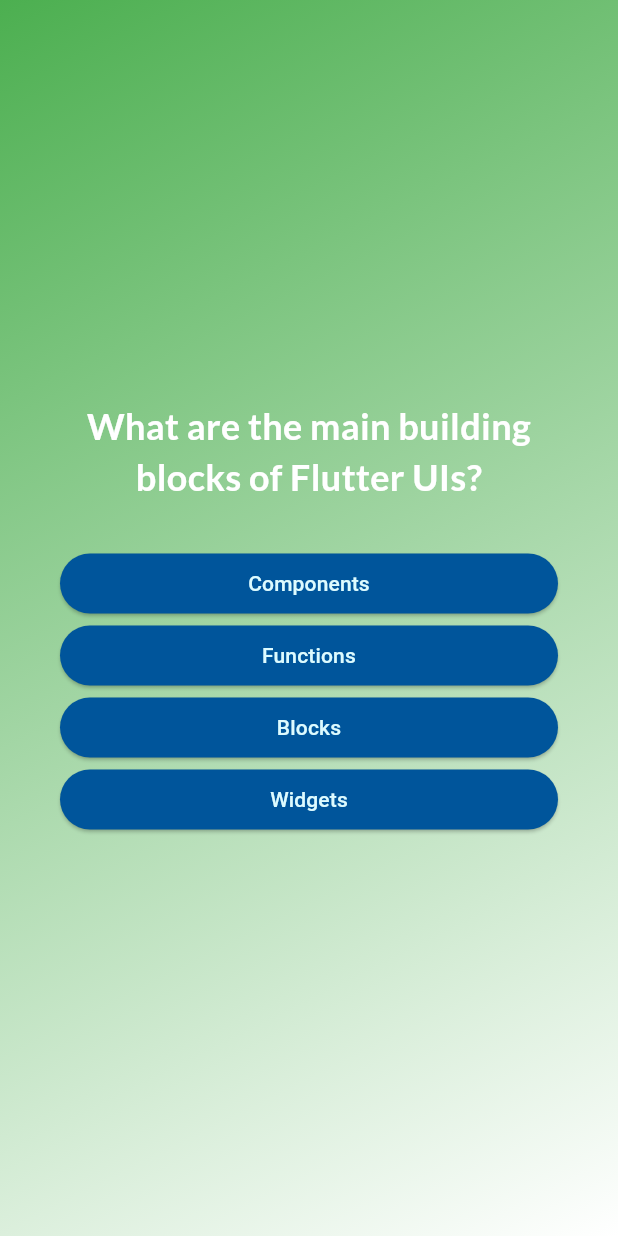
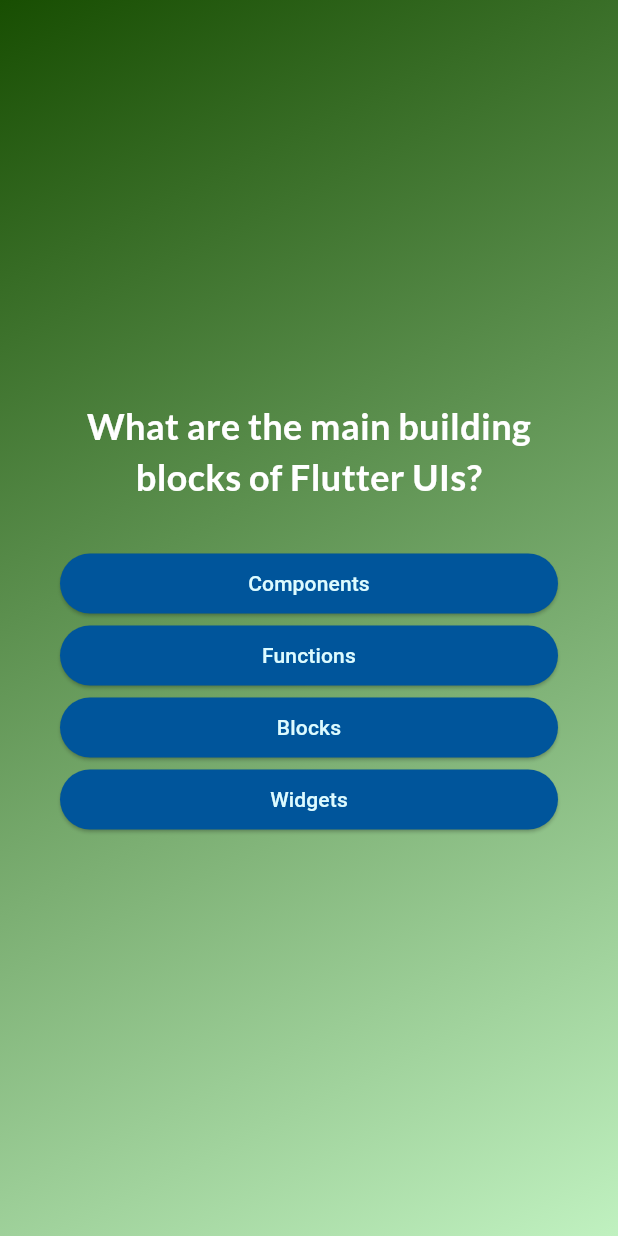
Before and after one commit to verdetea22/flutterQuiz, a Flutter app: the screen it shows after launch, after a tap on "Start", on a phone screen of 412 x 824 dp. Run offline on Flutter 3.47's test engine with Material 3 defaults, Android fonts, the phone set to English and light mode, and no system bars; our stand-ins replace google_fonts.

Commit message:
fixed indexing error, no errors reported, summary page formatted

```diff
--- a/lib/quiz.dart
+++ b/lib/quiz.dart
@@ -5,7 +5,7 @@ import 'package:adv_basics/questions_screen.dart';
 import 'package:adv_basics/data/questions.dart';
 import 'package:adv_basics/results_screen.dart';
 
-class Quiz extends StatefulWidget{
+class Quiz extends StatefulWidget {
   const Quiz({super.key});
 
   @override
@@ -14,21 +14,20 @@ class Quiz extends StatefulWidget{
   }
 }
 
-// _ for private classes
-class _QuizState extends State<Quiz>{
-  final List<String> _selectedAnswers = [];
+class _QuizState extends State<Quiz> {
+  List<String> _selectedAnswers = [];
   var _activeScreen = 'start-screen';
 
   void _switchScreen() {
-    setState((){
+    setState(() {
       _activeScreen = 'questions-screen';
     });
   }
 
-  void _chooseAnswer(String answer){
+  void _chooseAnswer(String answer) {
     _selectedAnswers.add(answer);
 
-    if (_selectedAnswers.length == questions.length){ //once there is an answer for each question, reset selected ans list and bring to start
+    if (_selectedAnswers.length == questions.length) { //once there is an answer for each question, reset selected ans list and bring to start
       setState(() {
         _activeScreen = 'results-screen';
       });
@@ -37,12 +36,13 @@ class _QuizState extends State<Quiz>{
 
   void restartQuiz() {
     setState(() {
+      _selectedAnswers = [];
       _activeScreen = 'questions-screen';
     });
   }
 
   @override
-  Widget build( context) {
+  Widget build(context) {
     Widget screenWidget = StartScreen(_switchScreen);
 
     if (_activeScreen == 'questions-screen') {
@@ -51,20 +51,21 @@ class _QuizState extends State<Quiz>{
       );
     }
 
-    if (_activeScreen == 'results-screen'){
+    if (_activeScreen == 'results-screen') {
       screenWidget = ResultsScreen(
         chosenAnswers: _selectedAnswers,
         onRestart: restartQuiz,
-      ); //Lists
+      );
     }
 
     return MaterialApp(
       home: Scaffold(
         body: Container(
-          decoration: const BoxDecoration(gradient: LinearGradient(
+          decoration: const BoxDecoration(
+            gradient: LinearGradient(
               colors: [
-              Colors.green,
-              Colors.white,
+                Color.fromARGB(255, 24, 78, 2),
+                Color.fromARGB(255, 192, 241, 192),
               ],
               begin: Alignment.topLeft,
               end: Alignment.bottomRight,
```
Lines whose indentation alone changed are shown as unchanged.
